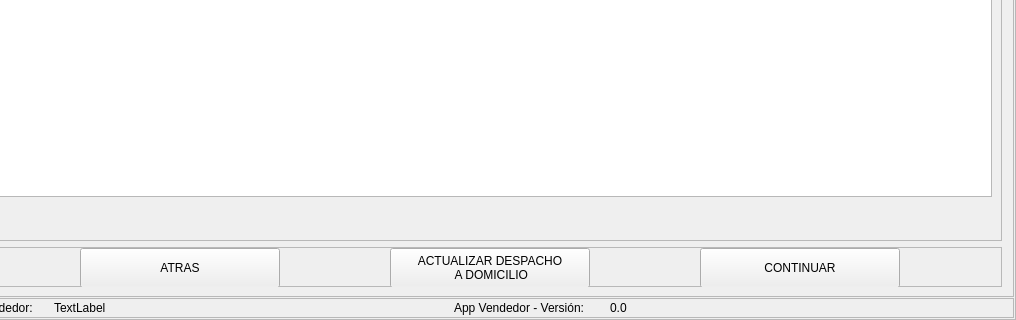
Huber-Ticona/SAGOT-Vendedor-nueva-interfaz, file app/ui/vendedor.ui: the form before one commit; both pictures show x 160 to 1176 and y 342 to 662 of the 1176 by 662 pixel window.
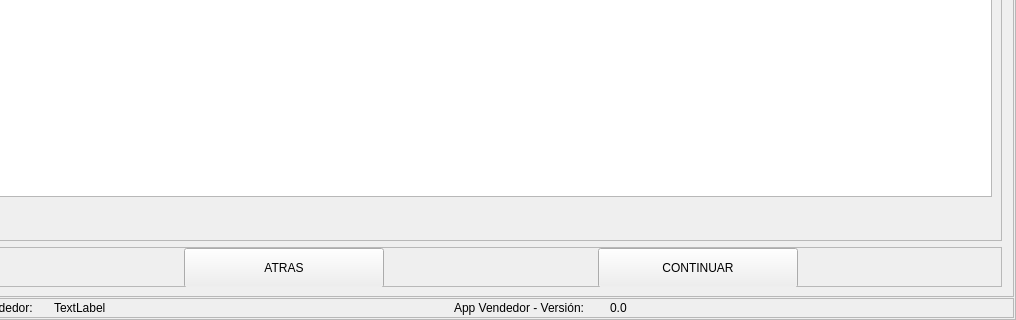
The form after the commit. The open tabs and pages were chosen to show the change.

What changed in the file:
```diff
--- a/app/ui/vendedor.ui
+++ b/app/ui/vendedor.ui
@@ -1496,26 +1496,6 @@
                    </property>
                   </widget>
                  </item>
-                 <item>
-                  <widget class="QPushButton" name="btn_despacho_1">
-                   <property name="minimumSize">
-                    <size>
-                     <width>0</width>
-                     <height>40</height>
-                    </size>
-                   </property>
-                   <property name="maximumSize">
-                    <size>
-                     <width>200</width>
-                     <height>40</height>
-                    </size>
-                   </property>
-                   <property name="text">
-                    <string>ACTUALIZAR DESPACHO
- A DOMICILIO</string>
-                   </property>
-                  </widget>
-                 </item>
                  <item>
                   <widget class="QPushButton" name="btn_crear_1">
                    <property name="minimumSize">
```
Left out of the diff: 15 changed lines with no effect on the pictures.
